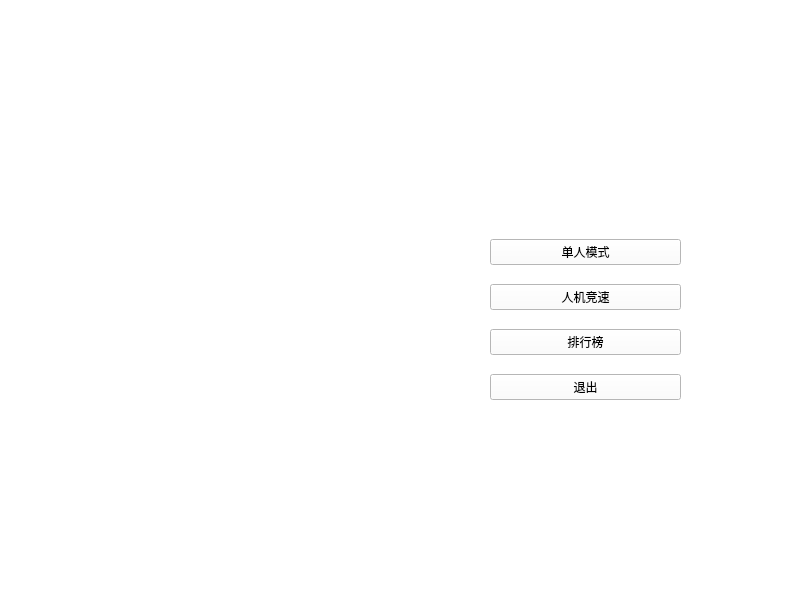
williamwang25/qtmaze, file menu.ui: the form before one commit.
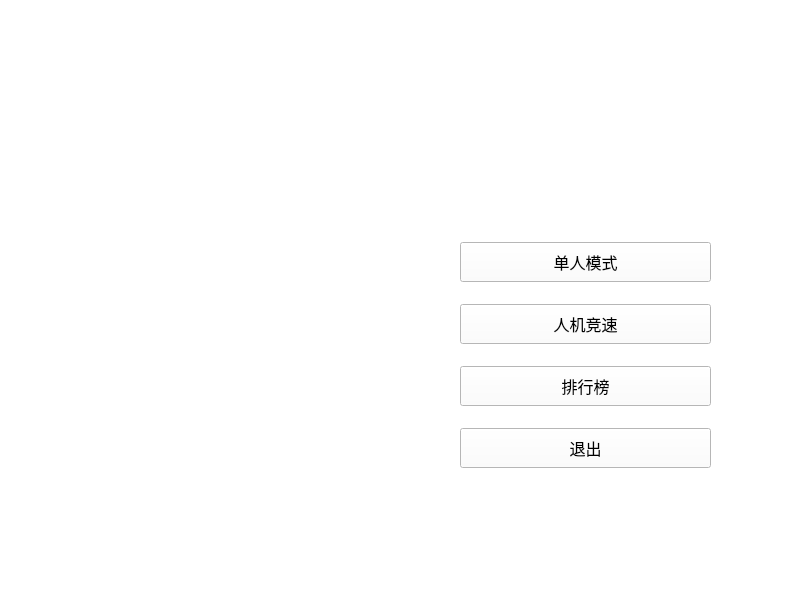
The form after the commit. Icons and pictures are not drawn.

The edit to the form file:
```diff
--- a/menu.ui
+++ b/menu.ui
@@ -22,8 +22,8 @@
   <widget class="QLabel" name="maze_icon">
    <property name="geometry">
     <rect>
-     <x>70</x>
-     <y>170</y>
+     <x>60</x>
+     <y>210</y>
      <width>291</width>
      <height>251</height>
     </rect>
@@ -51,19 +51,22 @@
     <string/>
    </property>
   </widget>
-  <widget class="QWidget" name="">
+  <widget class="QWidget" name="layoutWidget">
    <property name="geometry">
     <rect>
-     <x>480</x>
+     <x>450</x>
      <y>210</y>
-     <width>211</width>
-     <height>211</height>
+     <width>271</width>
+     <height>281</height>
     </rect>
    </property>
    <layout class="QVBoxLayout" name="verticalLayout">
     <property name="spacing">
      <number>0</number>
     </property>
+    <property name="sizeConstraint">
+     <enum>QLayout::SizeConstraint::SetNoConstraint</enum>
+    </property>
     <property name="leftMargin">
      <number>10</number>
     </property>
@@ -75,6 +78,17 @@
     </property>
     <item>
      <widget class="QPushButton" name="start_btn">
+      <property name="maximumSize">
+       <size>
+        <width>16777215</width>
+        <height>40</height>
+       </size>
+      </property>
+      <property name="font">
+       <font>
+        <pointsize>12</pointsize>
+       </font>
+      </property>
       <property name="styleSheet">
        <string notr="true">color: rgb(0, 0, 0);</string>
       </property>
@@ -88,6 +102,17 @@
     </item>
     <item>
      <widget class="QPushButton" name="race_btn">
+      <property name="maximumSize">
+       <size>
+        <width>16777215</width>
+        <height>40</height>
+       </size>
+      </property>
+      <property name="font">
+       <font>
+        <pointsize>12</pointsize>
+       </font>
+      </property>
       <property name="styleSheet">
        <string notr="true">color: rgb(0, 0, 0);</string>
       </property>
@@ -98,6 +123,17 @@
     </item>
     <item>
      <widget class="QPushButton" name="rank_btn">
+      <property name="maximumSize">
+       <size>
+        <width>16777215</width>
+        <height>40</height>
+       </size>
+      </property>
+      <property name="font">
+       <font>
+        <pointsize>12</pointsize>
+       </font>
+      </property>
       <property name="styleSheet">
        <string notr="true">color: rgb(0, 0, 0);</string>
       </property>
@@ -108,6 +144,17 @@
     </item>
     <item>
      <widget class="QPushButton" name="exit_btn">
+      <property name="maximumSize">
+       <size>
+        <width>16777215</width>
+        <height>40</height>
+       </size>
+      </property>
+      <property name="font">
+       <font>
+        <pointsize>12</pointsize>
+       </font>
+      </property>
       <property name="styleSheet">
        <string notr="true">color: rgb(0, 0, 0);</string>
       </property>
```
Left out of the diff: 4 changed lines with no effect on the pictures.
